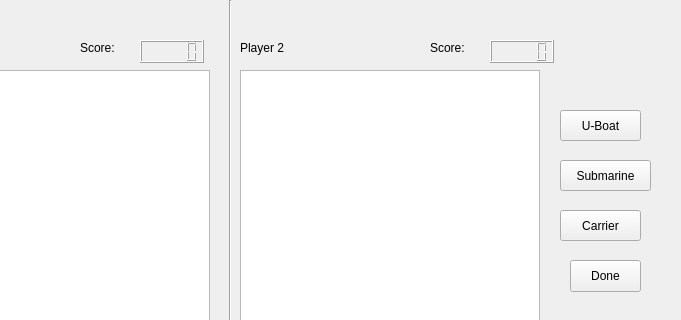
Oceanestars/BattleshipQt, file finalproject/mainwindow.ui: the form before one commit; both pictures show x 220 to 901 and y 0 to 320 of the 901 by 619 pixel window.
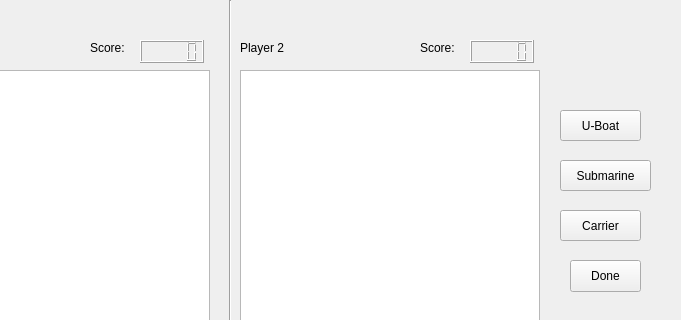
The form after the commit.

```diff
--- a/finalproject/mainwindow.ui
+++ b/finalproject/mainwindow.ui
@@ -154,7 +154,7 @@
    <widget class="QLCDNumber" name="ScorePlayer1">
     <property name="geometry">
      <rect>
-      <x>360</x>
+      <x>690</x>
       <y>40</y>
       <width>64</width>
       <height>23</height>
@@ -164,7 +164,7 @@
    <widget class="QLCDNumber" name="ScorePlayer2">
     <property name="geometry">
      <rect>
-      <x>710</x>
+      <x>360</x>
       <y>40</y>
       <width>64</width>
       <height>23</height>
@@ -174,7 +174,7 @@
    <widget class="QLabel" name="score_1">
     <property name="geometry">
      <rect>
-      <x>300</x>
+      <x>310</x>
       <y>40</y>
       <width>59</width>
       <height>16</height>
@@ -187,7 +187,7 @@
    <widget class="QLabel" name="score_2">
     <property name="geometry">
      <rect>
-      <x>650</x>
+      <x>640</x>
       <y>40</y>
       <width>59</width>
       <height>16</height>
```
